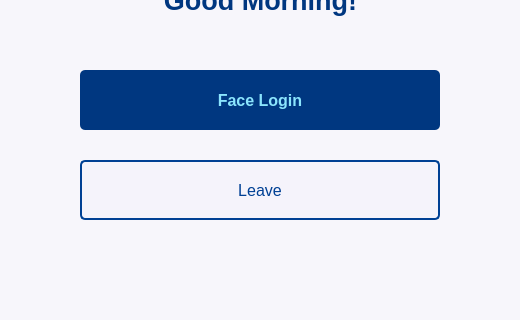
Above: welcome.ui from mintpancake/ikyc before the change; both pictures show x 340 to 860 and y 480 to 800 of the 1200 by 800 pixel window. Below: the same form after it.
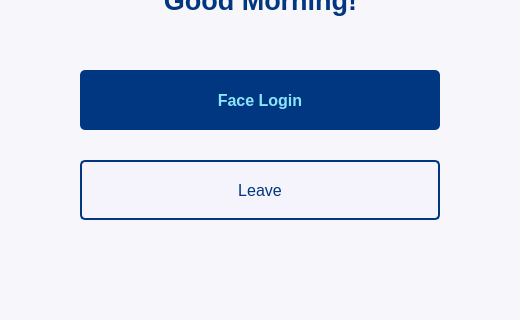
That is the form after the change. Icons and pictures are not drawn.

Diff of the .ui file:
```diff
--- a/welcome.ui
+++ b/welcome.ui
@@ -550,9 +550,9 @@
     <property name="styleSheet">
      <string notr="true">QPushButton{
     background: rgb(245, 243, 251);
-    color: rgb(0, 64, 148);
+    color: #003780;
     border-radius: 5px;
-	border: 2px solid rgb(0, 64, 148)
+	border: 2px solid #003780
 }
 QPushButton:hover{
     background: rgb(231, 230, 237);
```
Left out of the diff: 2 changed lines with no effect on the pictures.
